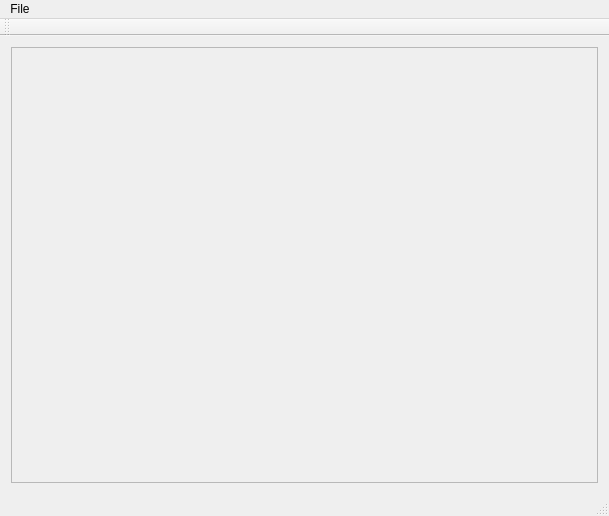
Above: mainwindow.ui from wintersca/bartender before the change. Below: the same form after it.
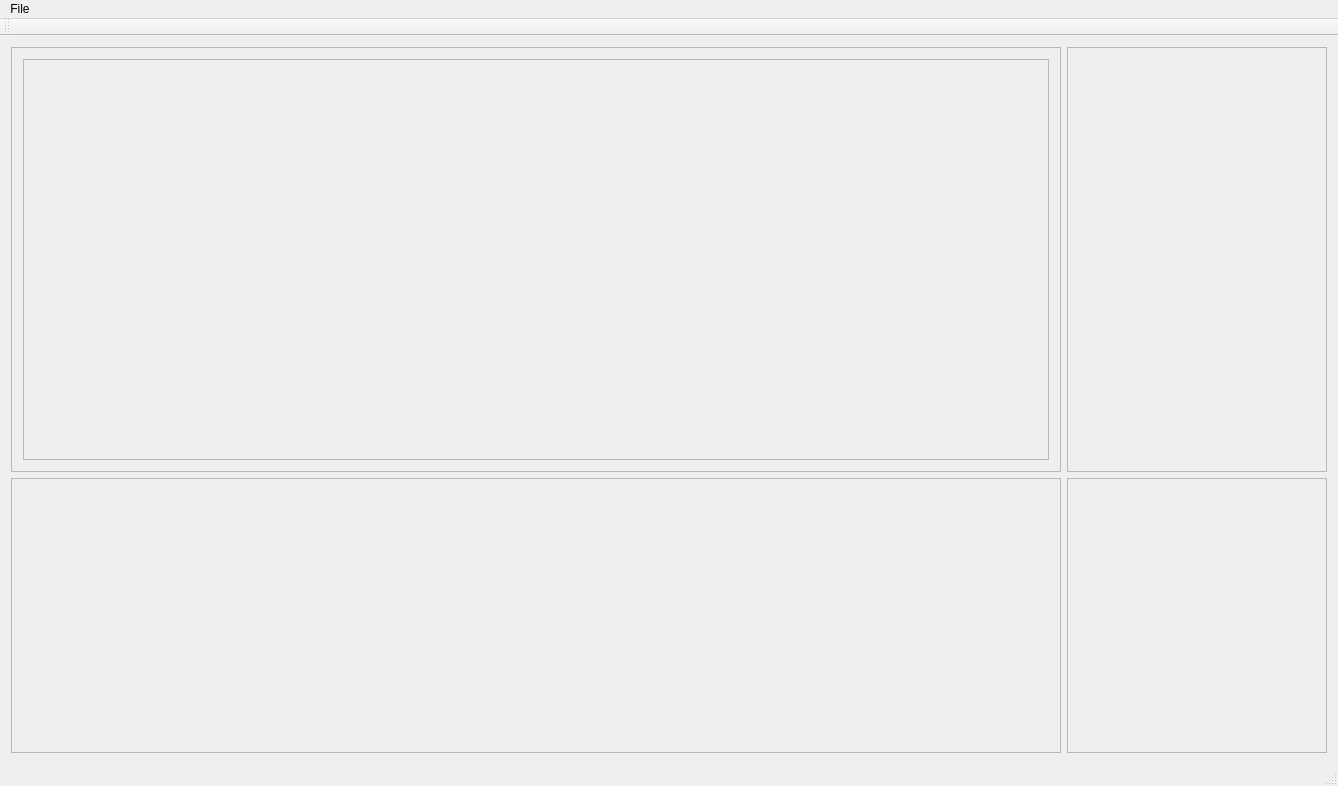
That is the form after the change.

Commit message: Added the ability to input multiple triva facts for custom drinks. Also built the frames for the main UI window.

The edit to the form file:
```diff
--- a/mainwindow.ui
+++ b/mainwindow.ui
@@ -6,17 +6,36 @@
    <rect>
     <x>0</x>
     <y>0</y>
-    <width>609</width>
-    <height>516</height>
+    <width>1334</width>
+    <height>785</height>
    </rect>
   </property>
   <property name="windowTitle">
    <string>MainWindow</string>
   </property>
   <widget class="QWidget" name="centralWidget">
-   <layout class="QVBoxLayout" name="verticalLayout_2">
-    <item>
-     <layout class="QVBoxLayout" name="verticalLayout">
+   <layout class="QGridLayout" name="gridLayout">
+    <item row="0" column="0">
+     <widget class="QFrame" name="frame_3">
+      <property name="sizePolicy">
+       <sizepolicy hsizetype="Fixed" vsizetype="Fixed">
+        <horstretch>0</horstretch>
+        <verstretch>0</verstretch>
+       </sizepolicy>
+      </property>
+      <property name="minimumSize">
+       <size>
+        <width>1050</width>
+        <height>425</height>
+       </size>
+      </property>
+      <property name="frameShape">
+       <enum>QFrame::StyledPanel</enum>
+      </property>
+      <property name="frameShadow">
+       <enum>QFrame::Raised</enum>
+      </property>
+      <layout class="QHBoxLayout" name="horizontalLayout">
       <item>
        <widget class="QScrollArea" name="scrollArea">
         <property name="widgetResizable">
@@ -27,14 +46,86 @@
           <rect>
            <x>0</x>
            <y>0</y>
-           <width>587</width>
-           <height>433</height>
-          </rect>
-         </property>
+            <width>1028</width>
+            <height>403</height>
+           </rect>
+          </property>
+          <layout class="QHBoxLayout" name="horizontalLayout_2">
+           <item>
+            <layout class="QVBoxLayout" name="verticalLayout"/>
+           </item>
+          </layout>
         </widget>
        </widget>
       </item>
      </layout>
+     </widget>
+    </item>
+    <item row="0" column="1">
+     <widget class="QFrame" name="frame">
+      <property name="sizePolicy">
+       <sizepolicy hsizetype="Fixed" vsizetype="Expanding">
+        <horstretch>0</horstretch>
+        <verstretch>0</verstretch>
+       </sizepolicy>
+      </property>
+      <property name="minimumSize">
+       <size>
+        <width>260</width>
+        <height>425</height>
+       </size>
+      </property>
+      <property name="frameShape">
+       <enum>QFrame::StyledPanel</enum>
+      </property>
+      <property name="frameShadow">
+       <enum>QFrame::Raised</enum>
+      </property>
+     </widget>
+    </item>
+    <item row="1" column="1">
+     <widget class="QFrame" name="frame_4">
+      <property name="sizePolicy">
+       <sizepolicy hsizetype="Fixed" vsizetype="Fixed">
+        <horstretch>0</horstretch>
+        <verstretch>0</verstretch>
+       </sizepolicy>
+      </property>
+      <property name="minimumSize">
+       <size>
+        <width>260</width>
+        <height>275</height>
+       </size>
+      </property>
+      <property name="frameShape">
+       <enum>QFrame::StyledPanel</enum>
+      </property>
+      <property name="frameShadow">
+       <enum>QFrame::Raised</enum>
+      </property>
+     </widget>
+    </item>
+    <item row="1" column="0">
+     <widget class="QFrame" name="frame_5">
+      <property name="sizePolicy">
+       <sizepolicy hsizetype="Fixed" vsizetype="Fixed">
+        <horstretch>0</horstretch>
+        <verstretch>0</verstretch>
+       </sizepolicy>
+      </property>
+      <property name="minimumSize">
+       <size>
+        <width>1050</width>
+        <height>275</height>
+       </size>
+      </property>
+      <property name="frameShape">
+       <enum>QFrame::StyledPanel</enum>
+      </property>
+      <property name="frameShadow">
+       <enum>QFrame::Raised</enum>
+      </property>
+     </widget>
     </item>
    </layout>
   </widget>
@@ -43,7 +134,7 @@
     <rect>
      <x>0</x>
      <y>0</y>
-     <width>609</width>
+     <width>1334</width>
      <height>22</height>
     </rect>
    </property>
```
Lines whose indentation alone changed are shown as unchanged. The commit also changes 5 other files.
